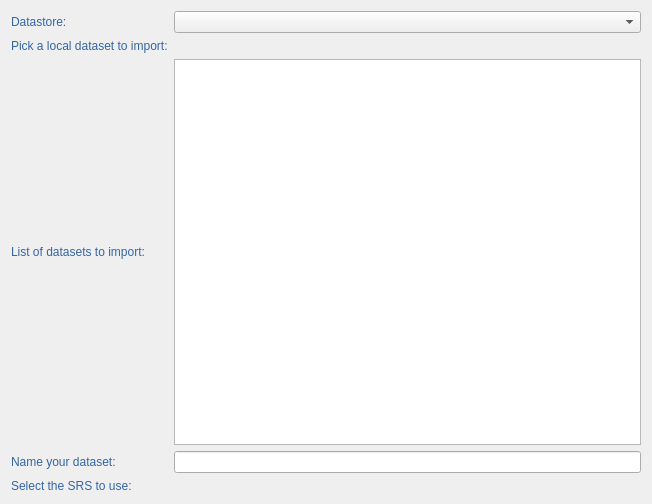
The window that geotuileur/gui/upload_creation/qwp_upload_edition.ui (JulesGrillot/plugin-qgis-geoplateforme) describes before a commit, drawn with Qt 5.
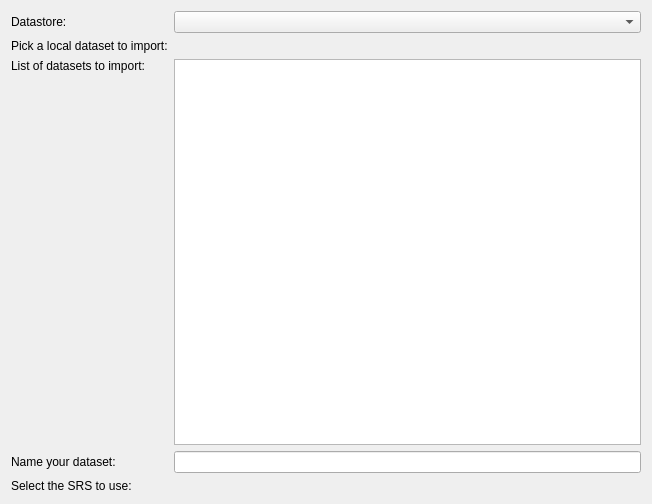
The same window after the commit. Custom widgets are drawn as their Qt base class.

Commit message: Remove specific style for QLabel

```diff
--- a/geotuileur/gui/upload_creation/qwp_upload_edition.ui
+++ b/geotuileur/gui/upload_creation/qwp_upload_edition.ui
@@ -54,10 +54,6 @@
        <verstretch>0</verstretch>
       </sizepolicy>
      </property>
-     <property name="styleSheet">
-      <string notr="true">font: 75 13pt &quot;Ubuntu Condensed&quot;;
-color: rgb(52, 101, 164);</string>
-     </property>
      <property name="text">
       <string>Datastore:</string>
      </property>
@@ -65,10 +61,6 @@
    </item>
    <item row="3" column="0">
     <widget class="QLabel" name="lbl_files_put">
-     <property name="styleSheet">
-      <string notr="true">font: 75 13pt &quot;Ubuntu Condensed&quot;;
-color: rgb(52, 101, 164);</string>
-     </property>
      <property name="text">
       <string>Pick a local dataset to import:</string>
      </property>
@@ -76,10 +68,6 @@
    </item>
    <item row="7" column="0">
     <widget class="QLabel" name="lbl_data">
-     <property name="styleSheet">
-      <string notr="true">font: 75 13pt &quot;Ubuntu Condensed&quot;;
-color: rgb(52, 101, 164);</string>
-     </property>
      <property name="text">
       <string>Name your dataset:</string>
      </property>
@@ -87,16 +75,32 @@
    </item>
    <item row="4" column="0">
     <widget class="QLabel" name="lbl_files_summary">
-     <property name="styleSheet">
-      <string notr="true">font: 75 13pt &quot;Ubuntu Condensed&quot;;
-color: rgb(52, 101, 164);</string>
-     </property>
      <property name="text">
       <string>List of datasets to import:</string>
      </property>
     </widget>
    </item>
-   <item row="4" column="1">
+   <item row="9" column="0">
+    <widget class="QLabel" name="lne_projection">
+     <property name="text">
+      <string>Select the SRS to use:</string>
+     </property>
+    </widget>
+   </item>
+   <item row="5" column="0">
+    <spacer name="verticalSpacer">
+     <property name="orientation">
+      <enum>Qt::Vertical</enum>
+     </property>
+     <property name="sizeHint" stdset="0">
+      <size>
+       <width>20</width>
+       <height>40</height>
+      </size>
+     </property>
+    </spacer>
+   </item>
+   <item row="4" column="1" rowspan="2">
     <widget class="QListWidget" name="lvw_import_data">
      <property name="enabled">
       <bool>true</bool>
@@ -124,17 +128,6 @@
      </property>
     </widget>
    </item>
-   <item row="9" column="0">
-    <widget class="QLabel" name="lne_projection">
-     <property name="styleSheet">
-      <string notr="true">font: 75 13pt &quot;Ubuntu Condensed&quot;;
-color: rgb(52, 101, 164);</string>
-     </property>
-     <property name="text">
-      <string>Select the SRS to use:</string>
-     </property>
-    </widget>
-   </item>
   </layout>
  </widget>
  <customwidgets>
```
The commit also changes 4 other files.
